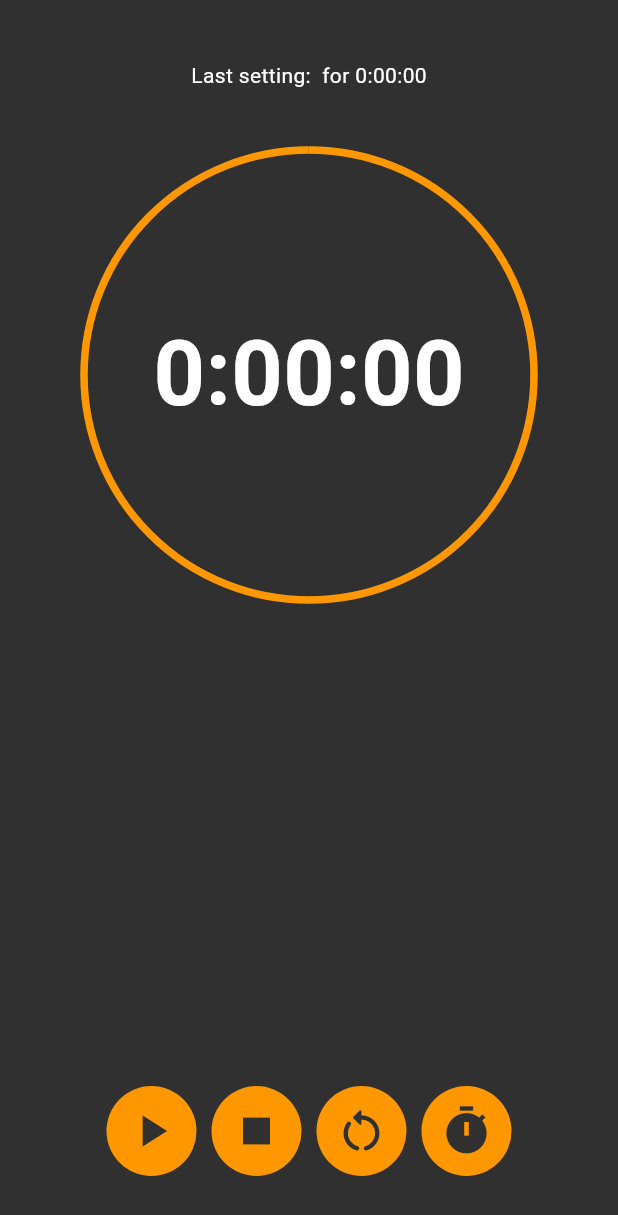
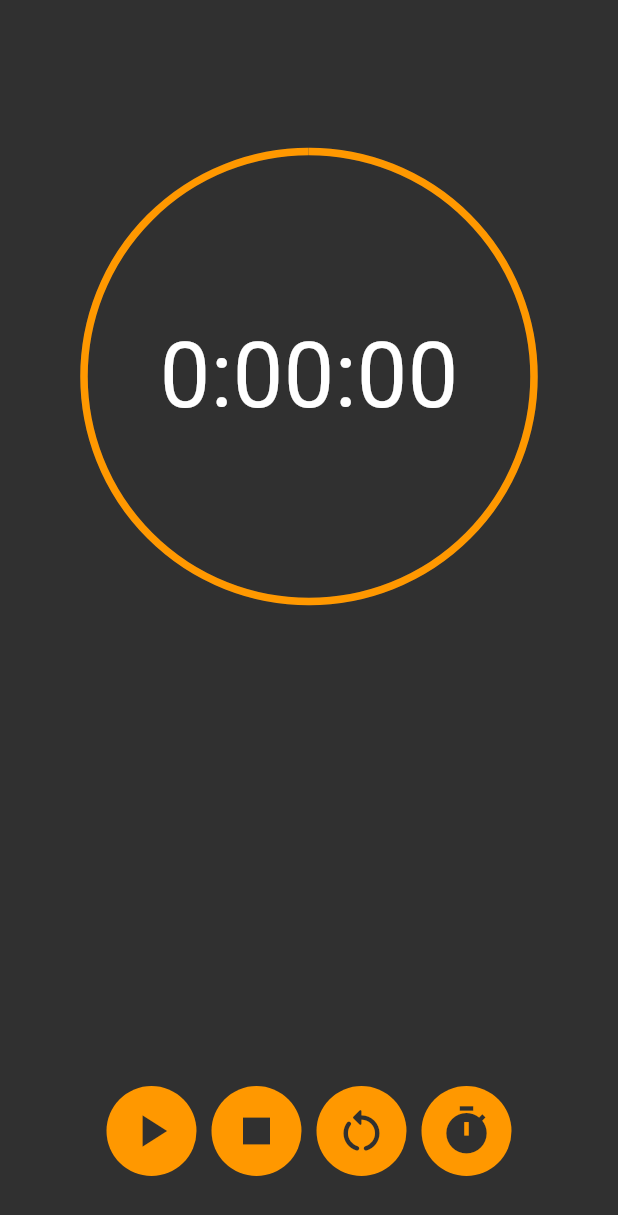
Before and after one commit to Knowny/flutter-time-manager, a Flutter app: the TimerPage screen opened directly, item 4 of the bottom bar chosen, after a tap on the "play arrow" icon, after a tap on the "stop" icon, on a phone screen of 412 x 824 dp. Shown: the top 1215 px of the screen. Run offline on Flutter 3.47's test engine with Material 3 defaults, Android fonts, the phone set to English and light mode, and no system bars; our stand-ins replace fl_chart, flutter_slidable, hive, hive_flutter, table_calendar; accounts and stored records are empty.

Commit message:
timer prettier

```diff
--- a/itu_proj/lib/pages/timer_page.dart
+++ b/itu_proj/lib/pages/timer_page.dart
@@ -1,14 +1,21 @@
+///---------------------------
 /// file: timer_page.dart
 /// author: xmager00
 /// brief: timer tab
-///
+///---------------------------
+
+///--------------------------------------------------------------
+///                          PACKAGES
+///--------------------------------------------------------------
 import 'package:flutter/cupertino.dart';
 import 'package:flutter/material.dart';
 import 'package:hive/hive.dart';
 import 'package:itu_proj/data/database.dart';
 import 'package:itu_proj/util/category_pick.dart';
 import 'package:itu_proj/util/timer_buttons.dart';
-
+///--------------------------------------------------------------
+///                     CLASS TIMER PAGE
+///--------------------------------------------------------------
 class TimerPage extends StatefulWidget {
   const TimerPage({super.key});
 
@@ -17,24 +24,31 @@ class TimerPage extends StatefulWidget {
 }
 /// TickerProviderStateMixin for Animation controller vsync
 class _TimerPageState extends State<TimerPage> with TickerProviderStateMixin {
+  ///--------------------------------------------------------------
+  ///                          db
+  ///--------------------------------------------------------------
   // refference the hive box
   final _myBox = Hive.box('mybox');
-  //database stufferino
   ToDoDatabase db = ToDoDatabase();
-  //animation controller
+
+  ///--------------------------------------------------------------
+  ///                     VARIABLES
+  ///--------------------------------------------------------------
   late AnimationController controller;
-
   int minutes = 0;
-
   String categoryPickedName = "";
 
   bool isRunning = false;
   bool isIncremental = false;
-  bool saveActivity = false;
   bool categoryPicked = false;
+  bool activitySaved = false;
+  double progress = 1.0;
+  Duration lastTimer = Duration.zero;
 
 
-  //changes time text
+  ///--------------------------------------------------------------
+  ///                     TIMER TEXT
+  ///--------------------------------------------------------------
   String get countText {
     Duration count = controller.duration! * controller.value + Duration(minutes: minutes);
     //return formatted text in tertiary operator
@@ -42,9 +56,10 @@ class _TimerPageState extends State<TimerPage> with TickerProviderStateMixin {
       ? '${controller.duration!.inHours}:${(controller.duration!.inMinutes % 60).toString().padLeft(2, '0')}:${(controller.duration!.inSeconds % 60).toString().padLeft(2, '0')}'
       : '${count.inHours}:${(count.inMinutes % 60).toString().padLeft(2, '0')}:${(count.inSeconds % 60).toString().padLeft(2, '0')}';
   }
-  double progress = 1.0;
-  Duration lastTimer = Duration.zero;
 
+  ///--------------------------------------------------------------
+  ///                     init
+  ///--------------------------------------------------------------
   @override
   void initState() {
     // 1st time ever opening app -> create default data
@@ -57,7 +72,9 @@ class _TimerPageState extends State<TimerPage> with TickerProviderStateMixin {
     super.initState();
 
     controller = AnimationController(vsync: this, duration: const Duration(seconds: 0));
-
+    ///--------------------------------------------------------------
+    ///                   CONTROLLER LISTENER
+    ///--------------------------------------------------------------
     controller.addListener(() {
       if (controller.isAnimating){
         setState(() {
@@ -65,7 +82,6 @@ class _TimerPageState extends State<TimerPage> with TickerProviderStateMixin {
         });
       }else{
         setState(() {
-
           if(controller.isDismissed && !isIncremental){ //decremental ended / stopped
             //save last duration for repeat
             lastTimer = controller.duration!;
@@ -73,11 +89,12 @@ class _TimerPageState extends State<TimerPage> with TickerProviderStateMixin {
             controller.duration = Duration.zero;
             categoryPicked = false;
             isRunning = false;
+            activityCreate();
           }
           else if (isIncremental && controller.isCompleted){ //incremental ended cycle
             minutes ++;
             controller.value = 0;
-            controller.duration = Duration(seconds: 60);
+            controller.duration = const Duration(seconds: 60);
             controller.forward();
             isRunning = true;
           }
@@ -85,27 +102,37 @@ class _TimerPageState extends State<TimerPage> with TickerProviderStateMixin {
             lastTimer = controller.duration! * progress + Duration(minutes: minutes);
             controller.duration = Duration.zero;
             isRunning = false;
-            saveActivity = true;
 
           }
           //display full circle
           progress = 1.0;
-
         });
-
-
       }
     });
+  }
 
+  void activityCreate(){
+    final snackBar = SnackBar(
+      content: Text('Activity saved',
+        style: TextStyle(color: Colors.grey.shade900.withOpacity(1.0)),
+      ),
+      backgroundColor: Colors.grey.withOpacity(0.8),
+    );
 
-    @override
-    void dispose(){
-      controller.dispose();
-      super.dispose();
+    if(categoryPickedName != "" && lastTimer != Duration.zero){
+      // db.activityList.add(["Unnamed activity", categoryPickedName, DateTime.now(), lastTimer]);
+      // db.updateDataBase();
+      setState(() {
+        activitySaved = true;
+      });
+      ScaffoldMessenger.of(context).showSnackBar(
+        snackBar
+      );
     }
   }
-
-
+  ///--------------------------------------------------------------
+  ///                     BUILD
+  ///--------------------------------------------------------------
   @override
   Widget build(BuildContext context) {
     return Scaffold(
@@ -115,13 +142,18 @@ class _TimerPageState extends State<TimerPage> with TickerProviderStateMixin {
           Expanded(
             child: Column(
               children: [
+                ///--------------------------------------------------------------
+                ///                     TOP TEXT
+                ///--------------------------------------------------------------
                 Padding(
-                  padding: EdgeInsets.all(40),
+                  padding: const EdgeInsets.all(40),
                   child: Text(
-                    'Last setting: ${categoryPickedName} for ${lastTimer.inHours}:${(lastTimer.inMinutes % 60).toString().padLeft(2, '0')}:${(lastTimer.inSeconds % 60).toString().padLeft(2, '0')}',
-                    //style: TextStyle(color: db.getCategoryColor("Red")),
+                    "",
                   ),
                 ),
+              ///--------------------------------------------------------------
+              ///                     TIMER CIRCLE
+              ///--------------------------------------------------------------
               Stack(
                 alignment: Alignment.center,
                 children: [
@@ -141,7 +173,7 @@ class _TimerPageState extends State<TimerPage> with TickerProviderStateMixin {
                       if (controller.isDismissed && !isIncremental){
                         showModalBottomSheet(
                           context: context,
-                          builder: (context) => Container(
+                          builder: (context) => SizedBox(
                             height: 300,
                             child: CupertinoTimerPicker(
                               //initialTimerDuration: controller.duration!,
@@ -159,29 +191,49 @@ class _TimerPageState extends State<TimerPage> with TickerProviderStateMixin {
                       builder: (context, child) => Text(
                         //from String get countText
                         countText,
-                        style: TextStyle(
+                        style: const TextStyle(
                           fontSize: 60,
-                          fontWeight: FontWeight.bold,
                         ),
                       ),
                     ),
                   ),
-
-
                 ],
             ),
               ],
             ),
 
           ),
+          ///--------------------------------------------------------------
+          ///                     BUTTONS
+          ///--------------------------------------------------------------
           Padding(
             padding: const EdgeInsets.symmetric(horizontal: 10, vertical: 40),
             child: Row(
               mainAxisAlignment: MainAxisAlignment.center,
               children: [
+                ///--------------------------------------------------------------
+                ///                    PLAY/PAUSE
+                ///--------------------------------------------------------------
                 GestureDetector(
                   onTap: () {
-                    if(!categoryPicked && controller.isDismissed){
+                    if(!isIncremental && controller.duration == Duration.zero){ //decrementing from 0
+                      showDialog(
+                        context: context,
+                        builder: (context){
+                        return AlertDialog(
+                            content: const Text("Timer has to be set to a non zero value in this mode"),
+                            actions: [ TextButton(
+                              child: const Text("OK"),
+                                onPressed:  () {
+                                  Navigator.pop(context);
+                                }
+                              )
+                            ],
+                          );
+                        }
+                      );
+                    }else{
+                      if(!categoryPicked && controller.isDismissed){ //category pick dialog
                       showDialog(
                         context: context,
                         builder: (context) {
@@ -193,12 +245,11 @@ class _TimerPageState extends State<TimerPage> with TickerProviderStateMixin {
                                 categoryPickedName = selectedCategory;
                                 categoryPicked = true;
                               });
-                              if (isIncremental){
+                              if (isIncremental){ //start timer after category is picked
                                 setState(() {
                                   controller.value = 0;
                                   controller.duration = const Duration(seconds: 60);
                                 });
-
                                 controller.forward();
                               }else{
                                 controller.reverse(from: controller.value == 0 ? 1.0 : controller.value);
@@ -206,68 +257,83 @@ class _TimerPageState extends State<TimerPage> with TickerProviderStateMixin {
                               setState(() {
                                 isRunning = true;
                               });
-
                             },
                           );
-                        },
-                      );
+                        },//builder
+                      );//end of category dialog
+                    }//if-else
 
-                    }
 
-                    if (controller.isAnimating){
+                    if (controller.isAnimating){ //pause
                       controller.stop();
                       setState(() {
                         isRunning = false;
                       });
                     }else{
-                      if (categoryPicked && !isIncremental){
+                      if (categoryPicked && !isIncremental){ //resume decrement
                         controller.reverse(from: controller.value == 0 ? 1.0 : controller.value);
-                      }else if (categoryPicked && isIncremental){
+                      }else if (categoryPicked && isIncremental){ //resume increment
                         controller.forward(from: controller.value);
                       }
                       setState(() {
                         isRunning = true;
                       });
-                    }
-                  },
+                    } //if-else
+
+                    }//if
+                  }, //onTap
 
                   child: RoundButton(
                     icon: isRunning ? Icons.pause : Icons.play_arrow,
                     )
                 ),
+                ///--------------------------------------------------------------
+                ///                     STOP
+                ///--------------------------------------------------------------
                 GestureDetector(
                   onTap:() {
                     controller.reset();
                     setState(() {
                       isRunning = false;
                       categoryPicked = false;
+                      activityCreate();
                     });
                   },
                   child: const RoundButton(
                     icon: Icons.stop
                   ),
                 ),
+                ///--------------------------------------------------------------
+                ///                     RESET
+                ///--------------------------------------------------------------
                 GestureDetector(
                   onTap: () {
+                    if(categoryPickedName != "" && lastTimer != Duration.zero){
                         if (controller.isDismissed && !isIncremental){
                         controller.duration = lastTimer;
                         controller.reverse(
                           from: 1.0
                         );
                         setState(() {
+                          categoryPicked = true;
                           isRunning = true;
                         });
                       }else if (controller.isDismissed && isIncremental){
-                      controller.duration = lastTimer;
+                        controller.duration = const Duration(seconds: 60);
                         controller.forward();
                         setState(() {
                           categoryPicked = true;
                           isRunning = true;
                         });
                       }
+                    }
+
                   },
                   child: const RoundButton(icon: Icons.restart_alt_rounded),
                 ),
+                ///--------------------------------------------------------------
+                ///                     TIMER MODE
+                ///--------------------------------------------------------------
                 GestureDetector(
                   onTap: () {
                     if(isIncremental){
```
Also changed, not shown: itu_proj/lib/util/category_pick.dart (+41 -2 lines). Lines whose indentation alone changed are shown as unchanged.
